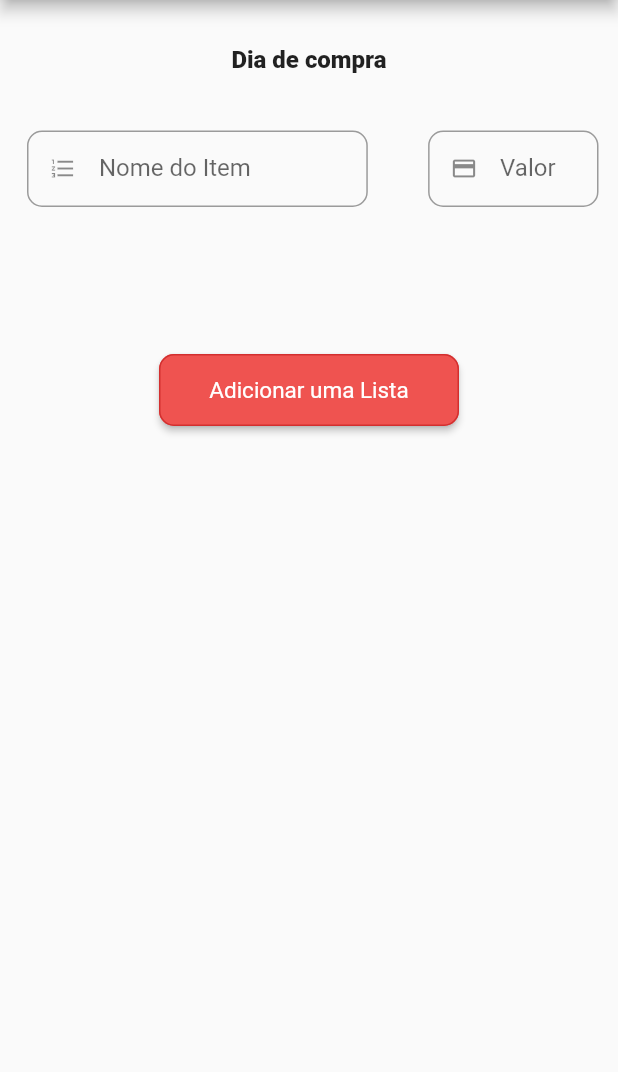
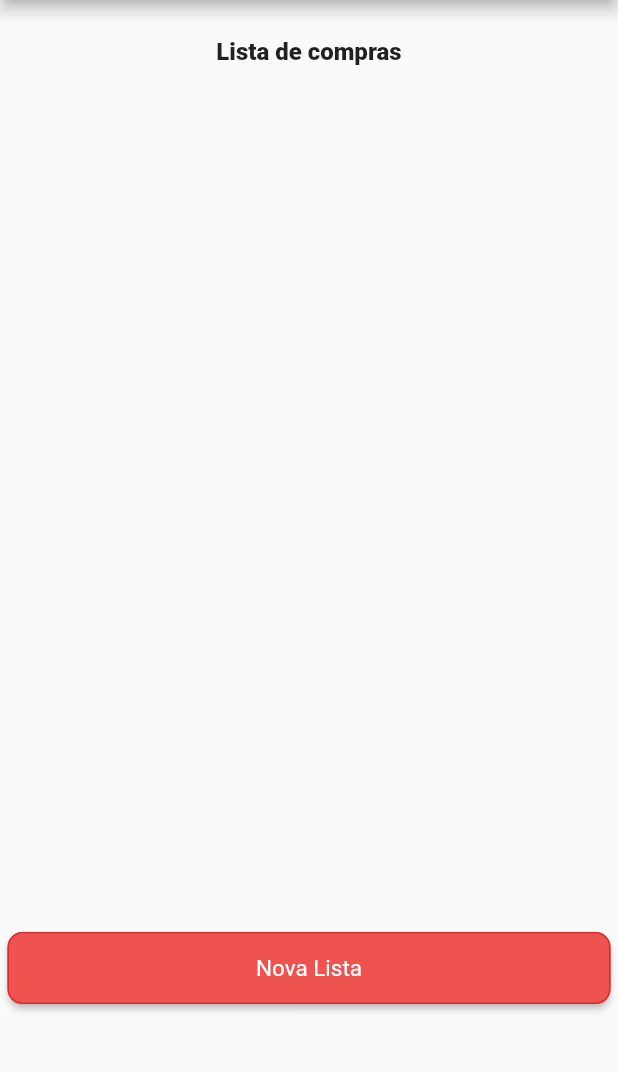
Before and after one commit to italoctb/cubo-connect-test, a Flutter app: the DiaDeCompra screen opened by its route, on a phone screen of 412 x 824 dp, the part 84-1156 px from its top. Run offline on Flutter 3.47's test engine with Material 2 defaults, Android fonts, the phone set to English and light mode, and no system bars; our stand-ins replace get.

Commit message:
Função editar lista

```diff
--- a/lib/controllers/app_controller.dart
+++ b/lib/controllers/app_controller.dart
@@ -1,6 +1,5 @@
 import 'package:cubo_connect/models/lista_salva_model.dart';
 import 'package:cubo_connect/models/produto_model.dart';
-import 'package:flutter/cupertino.dart';
 import 'package:flutter/material.dart';
 import 'package:get/get.dart';
 
@@ -80,8 +79,7 @@ class AppController extends GetxController {
     return soma.toString().obs;
   }
 
-  void salvarLista(
-      BuildContext context, RxList<ItemPedido> lista, double valor) {
+  void salvarLista(BuildContext context, List<ItemPedido> lista, double valor) {
     TextEditingController campo = TextEditingController();
     showDialog(
         context: context,
@@ -117,10 +115,10 @@ class AppController extends GetxController {
               Center(
                 child: ElevatedButton(
                     onPressed: () {
+                      listaSalva.add(ListaSalva(
+                          nome: campo.text, valor: valor, listaPedidos: lista));
                       Navigator.pop(context);
                       Navigator.pop(context);
-                      listaSalva.add(ListaSalva(
-                          nome: campo.text, valor: valor, listaPedidos: lista));
                     },
                     child: const Text("Salvar lista"),
                     style: ButtonStyle(
@@ -135,4 +133,19 @@ class AppController extends GetxController {
           );
         });
   }
+
+  void editarLista(List<ItemPedido> lista) {
+    listaPedidos.clear();
+    for (var item in listaProdutos) {
+      listaPedidos.add(ItemPedido(produto: item, selecionado: false.obs));
+      for (var i in lista) {
+        if (i.produto == item) {
+          listaPedidos.removeLast();
+          listaPedidos
+              .add(ItemPedido(produto: i.produto, selecionado: i.selecionado));
+        }
+      }
+    }
+    Get.toNamed(Routes.criarListadeCompras);
+  }
 }
--- a/lib/views/dia_de_compra_view.dart
+++ b/lib/views/dia_de_compra_view.dart
@@ -1,4 +1,3 @@
-import 'package:cubo_connect/config/app_routes.dart';
 import 'package:cubo_connect/controllers/app_controller.dart';
 import 'package:flutter/material.dart';
 import 'package:get/get.dart';
@@ -15,79 +14,51 @@ class DiaDeCompra extends StatelessWidget {
       appBar: AppBar(
         title: const Text("Cubo Connect - Dia de compra"),
       ),
-      body: Column(
+      body: Padding(
+        padding: const EdgeInsets.all(5.0),
+        child: ListView(
           children: <Widget>[
-          const SizedBox(
-            height: 30,
+            const SizedBox(height: 20),
+            const Center(
+              child: Text(
+                "Lista de compras",
+                style: TextStyle(fontWeight: FontWeight.w800, fontSize: 16),
               ),
-          const Text(
-            "Dia de compra",
-            style: TextStyle(fontWeight: FontWeight.w800, fontSize: 16),
+            ),
+            const SizedBox(height: 30),
+            SizedBox(
+              height: MediaQuery.of(context).size.height * 0.64,
+              child: Obx(() => ListView.builder(
+                  itemCount: controller.listaSalva.length,
+                  itemBuilder: (BuildContext context, int index) {
+                    return Card(
+                      child: ListTile(
+                        leading: const Icon(Icons.list_alt_sharp),
+                        title: Column(
+                            crossAxisAlignment: CrossAxisAlignment.start,
+                            children: [
+                              Text(controller.listaSalva[index].nome ?? "nulo"),
+                            ]),
+                        trailing: Text(
+                          "R\$" + controller.listaSalva[index].valor.toString(),
+                          style: const TextStyle(
+                              fontSize: 20,
+                              fontWeight: FontWeight.w500,
+                              color: Colors.black87),
+                        ),
+                        onTap: () => controller.editarLista(
+                            controller.listaSalva[index].listaPedidos),
+                      ),
+                    );
+                  })),
             ),
             const SizedBox(
               height: 20,
             ),
-          Padding(
-            padding: const EdgeInsets.all(8.0),
-            child: Row(
-              mainAxisAlignment: MainAxisAlignment.spaceBetween,
-              children: [
-                Container(
-                  width: MediaQuery.of(context).size.width * 0.6,
-                  padding: const EdgeInsets.symmetric(
-                      horizontal: 10.0, vertical: 10.0),
-                  child: TextFormField(
-                    controller: controller.nomeProdutoController,
-                    decoration: InputDecoration(
-                      isDense: true,
-                      labelText: "Nome do Item",
-                      prefixIcon: const Icon(Icons.format_list_numbered),
-                      border: OutlineInputBorder(
-                        borderRadius: BorderRadius.circular(10.0),
-                      ),
-                    ),
-                    validator: (val) {
-                      if (val == null || val == "") {
-                        return "Nome do Item é obrigatório!";
-                      }
-                      return null;
-                    },
-                  ),
-                ),
-                Container(
-                  width: MediaQuery.of(context).size.width * 0.3,
-                  padding: const EdgeInsets.symmetric(
-                      horizontal: 5.0, vertical: 8.0),
-                  child: TextFormField(
-                    keyboardType: TextInputType.number,
-                    controller: controller.valorProdutoController,
-                    decoration: InputDecoration(
-                      isDense: true,
-                      labelText: "Valor",
-                      prefixIcon: const Icon(Icons.credit_card),
-                      border: OutlineInputBorder(
-                        borderRadius: BorderRadius.circular(10.0),
-                      ),
-                    ),
-                    validator: (val) {
-                      if (val == null || val == "") {
-                        return "Valor é obrigatório!";
-                      }
-                      return null;
-                    },
-                  ),
-                ),
+            BotaoPadrao(
+                text: "Nova Lista", onPressed: () => controller.novaLista()),
           ],
         ),
-          ),
-          const SizedBox(
-            height: 80,
-          ),
-          BotaoPadrao(
-            text: "Adicionar uma Lista",
-            onPressed: () => controller.novaLista(),
-          ),
-        ],
       ),
     );
   }
```
Lines whose indentation alone changed are shown as unchanged.
